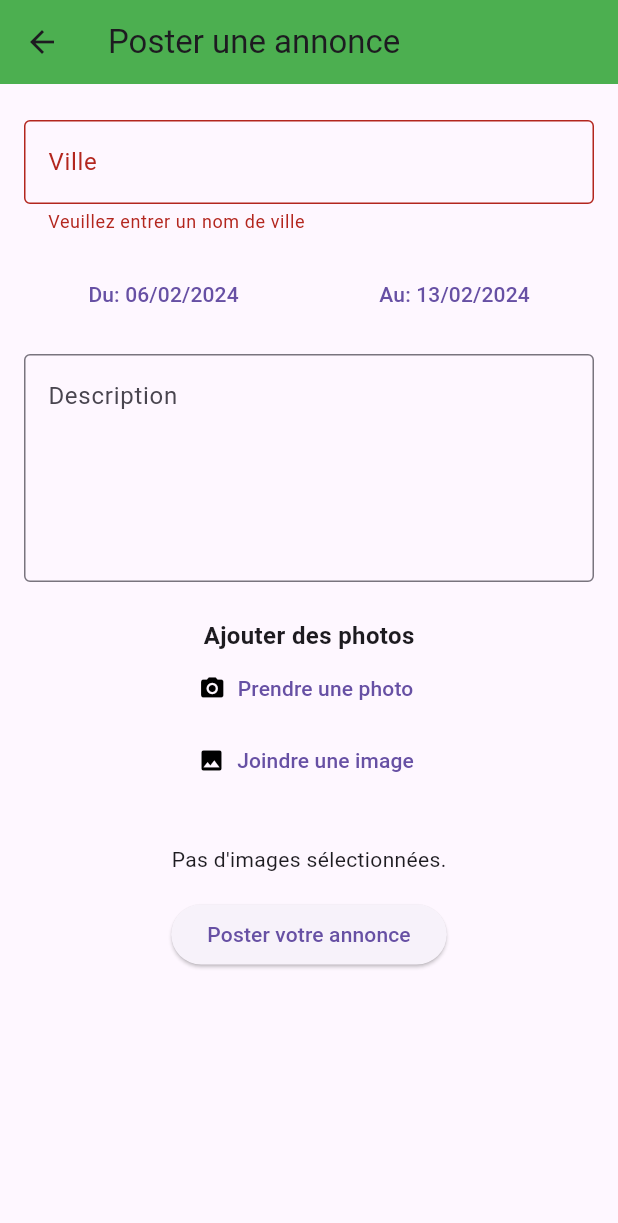
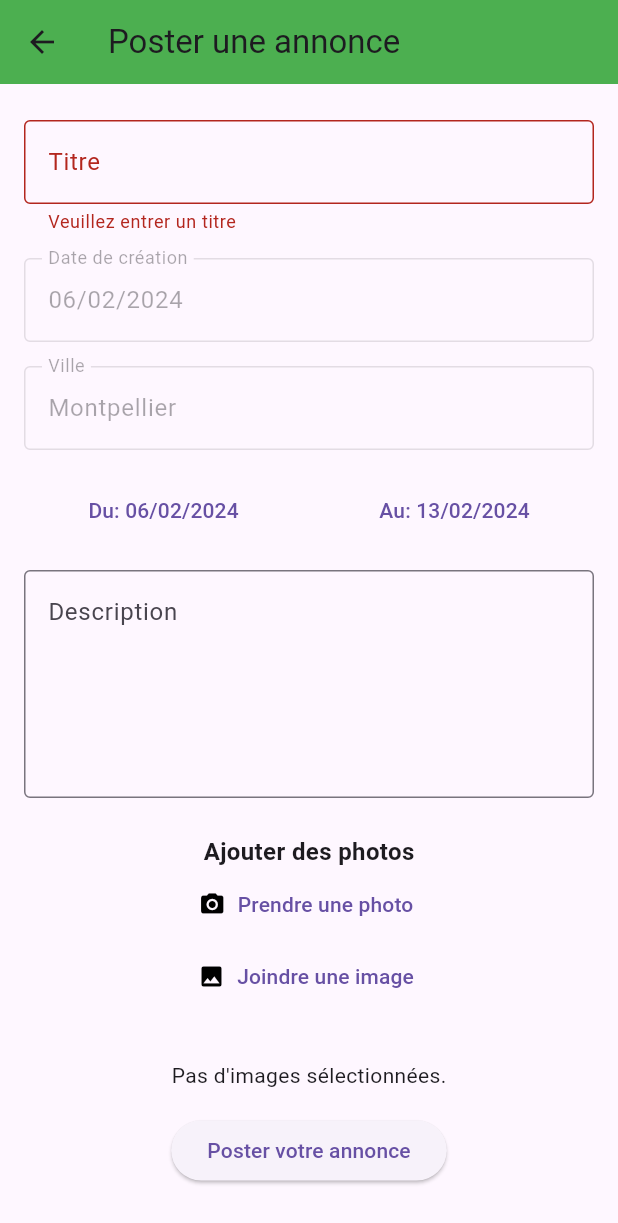
Before and after one commit to HWefour/MSPR_Mobile, a Flutter app: the CreateAnnonce screen opened directly, after a tap on "Poster votre annonce", on a phone screen of 412 x 824 dp. Shown: the top 1223 px of the screen. Run offline on Flutter 3.47's test engine with Material 3 defaults, Android fonts, the phone set to English and light mode, and no system bars; our stand-ins replace flutter_map, image_picker, latlong2, location; network calls fail.

Commit message:
creation de l'annonce (bug sur le filtre)

```diff
--- /dev/null
+++ b/a_rosa_je/lib/api/api_create_announce.dart
@@ -0,0 +1,29 @@
+import 'package:http/http.dart' as http;
+import 'dart:convert';
+
+class ApiCreateAnnounce {
+  static Future<http.Response> createAnnounce({
+    required String title,
+    required String createdAt,
+    required String idPlant,
+    required String idUser,
+    required String description,
+    required String startDate,
+    required String endDate,
+  }) async {
+    final url = Uri.parse('http://localhost:1212/create_adv');
+    final response = await http.post(url,
+        headers: {"Content-Type": "application/json"},
+        body: jsonEncode({
+          "title": title,
+          "created_at": createdAt,
+          "idPlant": idPlant,
+          "idUser": idUser,
+          "description": description,
+          "start_date": startDate,
+          "end_date": endDate,
+        }));
+
+    return response;
+  }
+}
--- a/a_rosa_je/lib/pages/create_annonce.dart
+++ b/a_rosa_je/lib/pages/create_annonce.dart
@@ -2,6 +2,9 @@ import 'package:flutter/material.dart';
 import 'package:image_picker/image_picker.dart';
 import 'package:intl/intl.dart';
 import 'dart:io';
+import '../api/api_create_announce.dart';
+import 'home.dart';
+
 
 class CreateAnnonce extends StatefulWidget {
   @override
@@ -11,8 +14,10 @@ class CreateAnnonce extends StatefulWidget {
 class _CreateAnnonceState extends State<CreateAnnonce> {
   DateTime selectedStartDate = DateTime.now();
   DateTime selectedEndDate = DateTime.now().add(Duration(days: 7));
+  DateTime creationDate = DateTime.now(); // Ajout de la date de création
   final _formKey = GlobalKey<FormState>();
-  String city = '';
+  String title = ''; // Variable pour stocker le titre de l'annonce
+  String city = 'Montpellier'; //à modifier plus tard
   String description = '';
   int numberOfPlants = 0;
   List<XFile>? imageFiles = [];
@@ -98,25 +103,50 @@ class _CreateAnnonceState extends State<CreateAnnonce> {
           child: Column(
             crossAxisAlignment: CrossAxisAlignment.start,
             children: <Widget>[
-               Padding(
-                padding: const EdgeInsets.symmetric(vertical: 8.0), // Add space between form fields
-                //ajouter titre Poster une annonce
+              //champ titre
+              Padding(
+                padding: const EdgeInsets.symmetric(vertical: 8.0),
                 child: TextFormField(
                   decoration: InputDecoration(
-                    labelText: 'Ville',
-                    border: OutlineInputBorder(), // Adds a border around the text field
+                    labelText: 'Titre',
+                    border: OutlineInputBorder(),
                   ),
                   validator: (value) {
                     if (value == null || value.isEmpty) {
-                      return 'Veuillez entrer un nom de ville';
+                      return 'Veuillez entrer un titre';
                     }
                     return null;
                   },
                   onSaved: (value) {
-                    city = value!;
+                    title = value!;
                   },
                 ),
               ),
+              //champ date creation
+              Padding(
+                padding: const EdgeInsets.symmetric(vertical: 8.0),
+                child: TextFormField(
+                  initialValue: DateFormat('dd/MM/yyyy').format(creationDate), // Affichez la date de création
+                  enabled: false, // Désactive l'édition
+                  decoration: InputDecoration(
+                    labelText: 'Date de création',
+                    border: OutlineInputBorder(),
+                  ),
+                ),
+              ),
+              //champ ville
+               Padding(
+                padding: const EdgeInsets.symmetric(vertical: 8.0),
+                child: TextFormField(
+                  initialValue: city, // Affichez la ville actuelle
+                  enabled: false, // Désactive l'édition
+                  decoration: InputDecoration(
+                    labelText: 'Ville',
+                    border: OutlineInputBorder(),
+                  ),
+                ),
+              ),
+              //date début et date fin
               Padding(
                 padding: const EdgeInsets.symmetric(vertical: 8.0),
                 child: Row(
@@ -211,15 +241,48 @@ class _CreateAnnonceState extends State<CreateAnnonce> {
               // Submit button
               Center(
                 child: ElevatedButton(
-                  onPressed: () {
+                  onPressed: () async {
                     if (_formKey.currentState!.validate()) {
                       _formKey.currentState!.save();
-                      // Handle the form submission logic here
+                      // Conversion des dates au format String dd/MM/yyyy
+                      String formattedStartDate = DateFormat('dd/MM/yyyy').format(selectedStartDate);
+                      String formattedEndDate = DateFormat('dd/MM/yyyy').format(selectedEndDate);
+                      String formattedCreationDate = DateFormat('dd/MM/yyyy').format(creationDate);
+
+                      // Appel à l'API pour créer l'annonce
+                      final response = await ApiCreateAnnounce.createAnnounce(
+                        title: title,
+                        createdAt: formattedCreationDate,
+                        idPlant: "4", // Vous devez adapter cette partie selon votre logique d'application
+                        idUser: "16", // Id user
+                        description: description,
+                        startDate: formattedStartDate,
+                        endDate: formattedEndDate,
+                      );
+
+                      // Vérifier la réponse de l'API
+                      if (response.statusCode == 200 || response.statusCode == 201 ) {
+                        // Gestion de la réponse réussie
+                        ScaffoldMessenger.of(context).showSnackBar(
+                          SnackBar(content: Text('Annonce créée avec succès')),
+                        );
+                        // Retour à la page d'accueil en retirant toutes les routes jusqu'à celle-ci
+                        Navigator.of(context).pushAndRemoveUntil(
+                          MaterialPageRoute(builder: (context) => HomePage()), // Remplacez HomePage() par votre widget de page d'accueil
+                          (Route<dynamic> route) => false,
+                        );
+                      } else {
+                        // Gestion de l'échec de la réponse
+                        ScaffoldMessenger.of(context).showSnackBar(
+                          SnackBar(content: Text('Erreur lors de la création de l\'annonce ${response.statusCode}')),
+                        );
+                      }
                     }
                   },
                   child: Text('Poster votre annonce'),
                 ),
               ),
+
             ],
           ),
         ),
```
Also changed, not shown: a_rosa_je/lib/pages/home.dart (+50 -8 lines).
